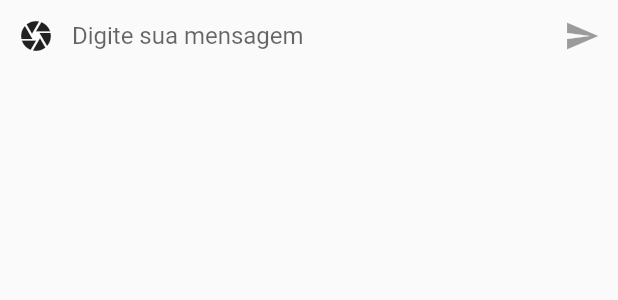
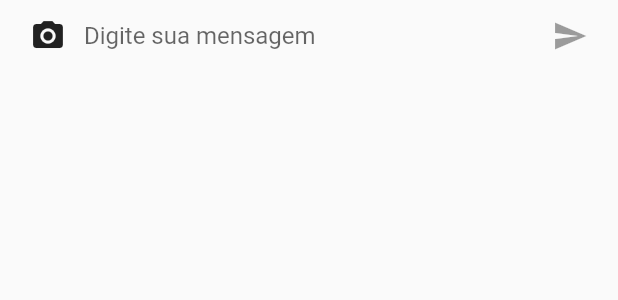
Before and after one commit to danielfmpc/flutter_chat, a Flutter app: the TextComposer widget shown alone on an empty page, opened directly, on a phone screen of 412 x 824 dp. Shown: the top 300 px of the screen. Run offline on Flutter 3.47's test engine with Material 2 defaults, Android fonts, the phone set to English and light mode, and no system bars.

Commit message:
corrigindo icon e adicionando margin

```diff
--- a/lib/components/text_composer.dart
+++ b/lib/components/text_composer.dart
@@ -12,10 +12,11 @@ class _TextComposerState extends State<TextComposer> {
   @override
   Widget build(BuildContext context) {
     return Container(
+      margin: const EdgeInsets.symmetric(horizontal: 8),
       child: Row(
         children: <Widget>[
           IconButton(
-            icon: Icon(Icons.camera),
+            icon: Icon(Icons.photo_camera),
             onPressed: (){
 
             },
```
